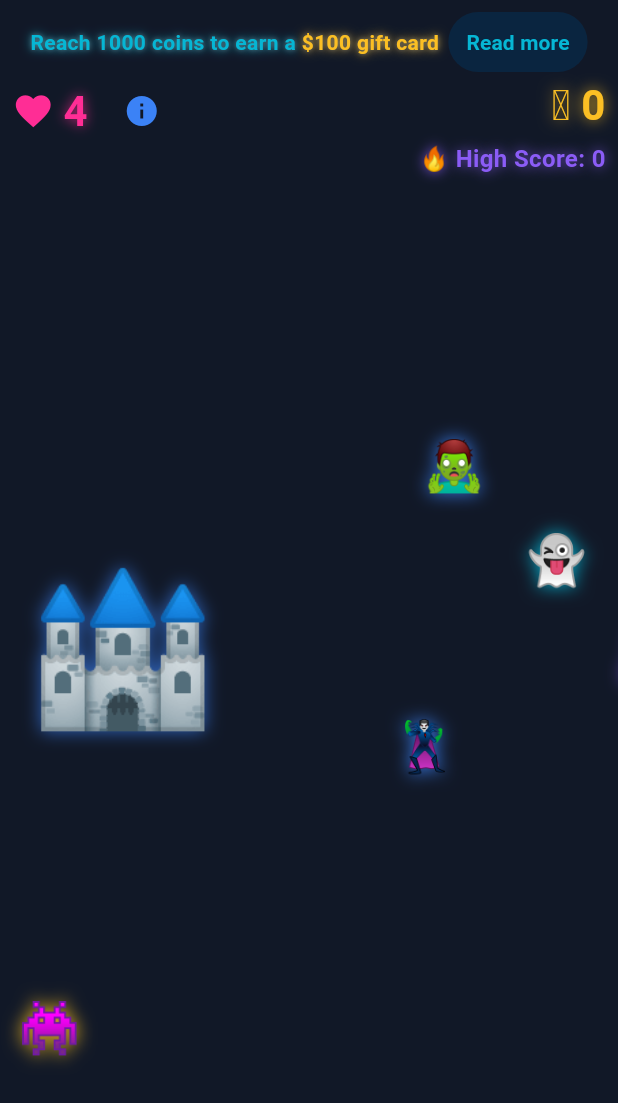
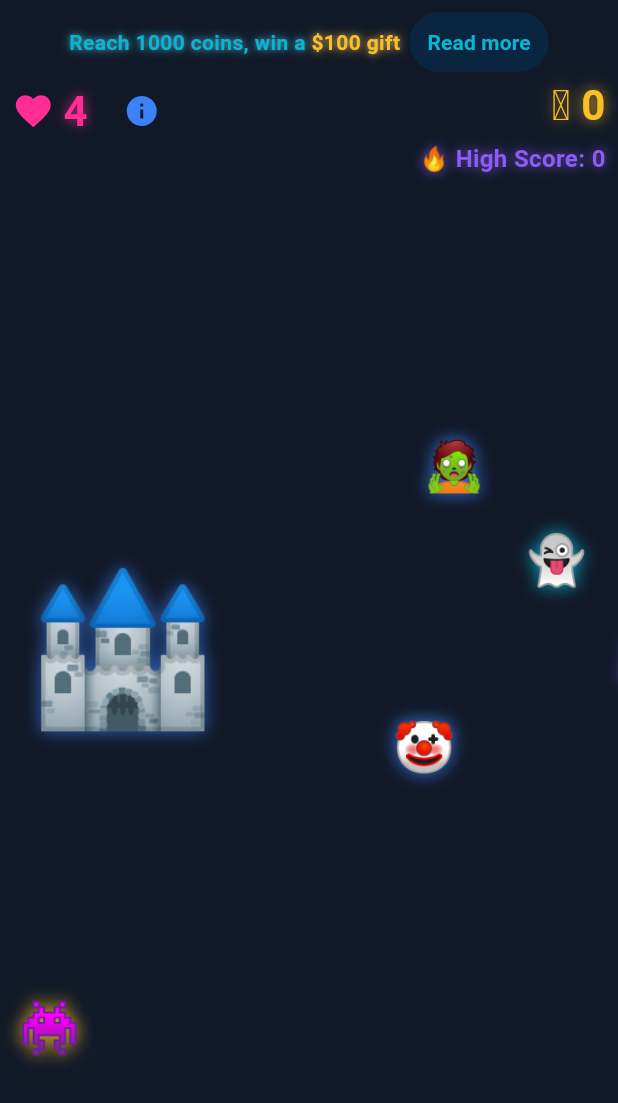
Before and after one commit to deesignerr/emoji_tower_defense, a Flutter app: the screen it shows after launch, on a phone screen of 412 x 824 dp. Shown: the top 1103 px of the screen. Run offline on Flutter 3.47's test engine with Material 3 defaults, Android fonts, the phone set to English and light mode, and no system bars.

Commit message:
Update main.dart

```diff
--- a/lib/main.dart
+++ b/lib/main.dart
@@ -55,7 +55,7 @@ class _TowerDefenseGameState extends State<TowerDefenseGame> {
   final int totalLanes = 10;
 
   Set<int> usedLanes = {};
-  List<String> enemyEmojis = ['👾', '👹', '🦹‍♂️', '👻', '🧟‍♂️'];
+  List<String> enemyEmojis = ['👾', '👹', '🤡', '👻', '🧟'];
 
   // Slot machine state
   bool isSlotMachineActive = false;
@@ -362,7 +362,7 @@ Positioned(
             TextSpan(
               children: [
                 TextSpan(
-                  text: "Reach 1000 coins to earn a ",
+                  text: "Reach 1000 coins, win a ",
                   style: TextStyle(
                     fontWeight: FontWeight.bold,
                     color: brightCyan, // original color
@@ -373,7 +373,7 @@ Positioned(
                   ),
                 ),
                 TextSpan(
-                  text: "\$100 gift card",
+                  text: "\$100 gift",
                   style: TextStyle(
                     fontWeight: FontWeight.bold,
                     color: sunnyYellow, // only this part in sunnyYellow
```
